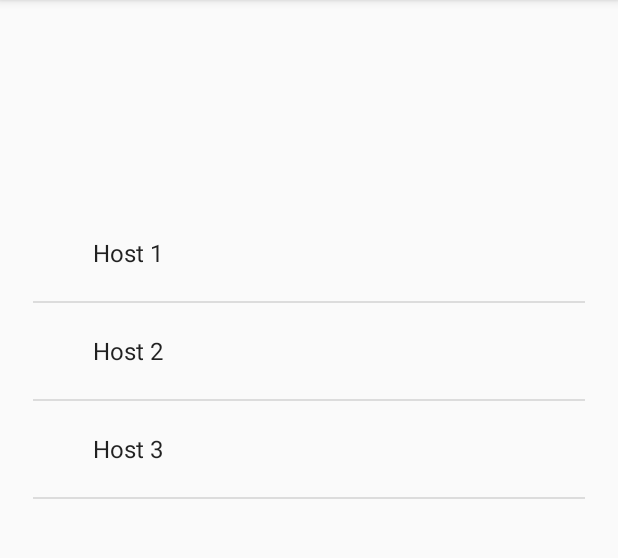
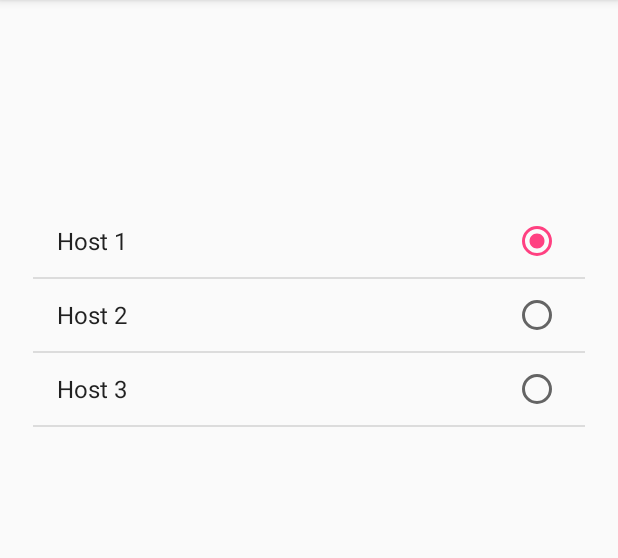
Before and after one commit to Arthlec/MeloMix, an Android app: the SearchForGroupActivity screen opened directly, with no data from a screen before it, on a phone screen of 412 x 824 dp, the part 84-642 px from its top. Run offline under Robolectric (Android 15) with nearby library versions, the phone set to English and light mode, and no system bars.

Commit message:
Nouvelles activités créées et fonctionnels

```diff
--- a/app/src/main/AndroidManifest.xml
+++ b/app/src/main/AndroidManifest.xml
@@ -6,6 +6,7 @@
 
     <application
         android:allowBackup="true"
+        android:fullBackupContent="true"
         android:icon="@mipmap/ic_launcher"
         android:label="@string/app_name"
         android:roundIcon="@mipmap/ic_launcher_round"
@@ -52,6 +53,7 @@
         <activity android:name=".HostGroupActivity"/>
         <activity android:name=".ChooseGroupActivity"/>
         <activity android:name=".SearchForGroupActivity"/>
+        <activity android:name=".ResultsActivity"/>
     </application>
 
 </manifest>
--- a/app/src/main/java/projet_e3/esiee/com/projet_e3/SearchForGroupActivity.java
+++ b/app/src/main/java/projet_e3/esiee/com/projet_e3/SearchForGroupActivity.java
@@ -2,22 +2,55 @@ package projet_e3.esiee.com.projet_e3;
 
 import android.os.Bundle;
 import android.support.v7.app.AppCompatActivity;
+import android.view.View;
 import android.widget.ArrayAdapter;
+import android.widget.Button;
 import android.widget.ListView;
+import android.widget.Toast;
 
-import java.util.ArrayList;
-import java.util.List;
+
 
 public class SearchForGroupActivity extends AppCompatActivity {
 
-    ListView hostListe = null;
+    ListView hostList = null;
+
+    //Contient les users
+    private String[] mHosts = {"Host 1","Host 2","Host 3"};
+    /** Bouton pour choisir le host **/
+    private Button mSend = null;
 
     @Override
     protected void onCreate(Bundle savedInstanceState) {
         super.onCreate(savedInstanceState);
         setContentView(R.layout.searchforgroup_activity);
 
-        hostListe = findViewById(R.id.DJ_list);
+        hostList = findViewById(R.id.DJ_list);
+        mSend = findViewById(R.id.send_button);
+
+
+        //On ajoute un adaptateur qui affiche des boutons radio
+        hostList.setAdapter(new ArrayAdapter<>(this, android.R.layout.simple_list_item_single_choice, mHosts));
+        //On déclare qu'on sélectionne de base le premier élément
+        hostList.setItemChecked(0, true);
+
+        mSend.setOnClickListener(new View.OnClickListener() {
+            @Override
+            public void onClick(View v) {
+                Toast.makeText(SearchForGroupActivity.this, "Merci ! Les données ont été envoyées !", Toast.LENGTH_LONG).show();
+
+                //On déclare qu'on ne peut plus sélectionner d'élément
+                hostList.setChoiceMode(ListView.CHOICE_MODE_NONE);
+                //On affiche un layout qui ne permet pas de sélection
+                hostList.setAdapter(new ArrayAdapter<>(SearchForGroupActivity.this, android.R.layout.simple_list_item_1,
+                        mHosts));
+
+                //On désactive le bouton
+                mSend.setEnabled(false);
+
+            }
+        });
+
+        /* Voici une autre méthode mais laquelle utilisée?
         List<String> hostRepertoire = new ArrayList<>();
         hostRepertoire.add("Host 1");
         hostRepertoire.add("Host 2");
@@ -25,5 +58,13 @@ public class SearchForGroupActivity extends AppCompatActivity {
 
         ArrayAdapter<String> hostAdapter = new ArrayAdapter<>(this, android.R.layout.simple_expandable_list_item_1, hostRepertoire);
         hostListe.setAdapter(hostAdapter);
+
+        //ca marche pas ce truc
+        hostListe.setOnItemClickListener(new AdapterView.OnItemClickListener() {
+            @Override
+            public void onItemClick(AdapterView<?> adapterView, View view, int position, long id) {
+                // Que faire quand on clique sur un élément de la liste ?
+            }
+        });*/
     }
 }
--- /dev/null
+++ b/app/src/main/res/layout/results_activity.xml
@@ -0,0 +1,6 @@
+<?xml version="1.0" encoding="utf-8"?>
+<android.support.constraint.ConstraintLayout
+    xmlns:android="http://schemas.android.com/apk/res/android" android:layout_width="match_parent"
+    android:layout_height="match_parent">
+
+</android.support.constraint.ConstraintLayout>
--- a/app/src/main/res/layout/searchforgroup_activity.xml
+++ b/app/src/main/res/layout/searchforgroup_activity.xml
@@ -1,7 +1,6 @@
 <?xml version="1.0" encoding="utf-8"?>
 <android.support.constraint.ConstraintLayout xmlns:android="http://schemas.android.com/apk/res/android"
     xmlns:app="http://schemas.android.com/apk/res-auto"
-    xmlns:tools="http://schemas.android.com/tools"
     android:layout_width="match_parent"
     android:layout_height="match_parent">
 
@@ -9,9 +8,21 @@
         android:id="@+id/DJ_list"
         android:layout_width="368dp"
         android:layout_height="495dp"
+        android:choiceMode="singleChoice"
         app:layout_constraintBottom_toBottomOf="parent"
         app:layout_constraintEnd_toEndOf="parent"
         app:layout_constraintHorizontal_bias="0.5"
         app:layout_constraintStart_toStartOf="parent"
         app:layout_constraintTop_toTopOf="parent" />
+
+    <Button
+        android:id="@+id/send_button"
+        android:layout_width="wrap_content"
+        android:layout_height="wrap_content"
+        android:text="@string/confirmer"
+        app:layout_constraintBottom_toTopOf="@+id/DJ_list"
+        app:layout_constraintEnd_toStartOf="@+id/DJ_list"
+        app:layout_constraintHorizontal_bias="0.5"
+        app:layout_constraintStart_toEndOf="@+id/DJ_list"
+        app:layout_constraintTop_toBottomOf="@+id/DJ_list" />
 </android.support.constraint.ConstraintLayout>
--- a/app/src/main/res/values/strings.xml
+++ b/app/src/main/res/values/strings.xml
@@ -4,4 +4,5 @@
     <string name="enter">Enter</string>
     <string name="je_cr_e_mon_groupe">Je crée mon groupe</string>
     <string name="je_rejoins_un_groupe">Je rejoins un groupe</string>
+    <string name="confirmer">Confirmer</string>
 </resources>
```
Also changed, not shown: app/src/main/java/projet_e3/esiee/com/projet_e3/HostGroupActivity.java (+2 -10 lines), app/src/main/java/projet_e3/esiee/com/projet_e3/ResultsActivity.java (added, +15 -0 lines).
